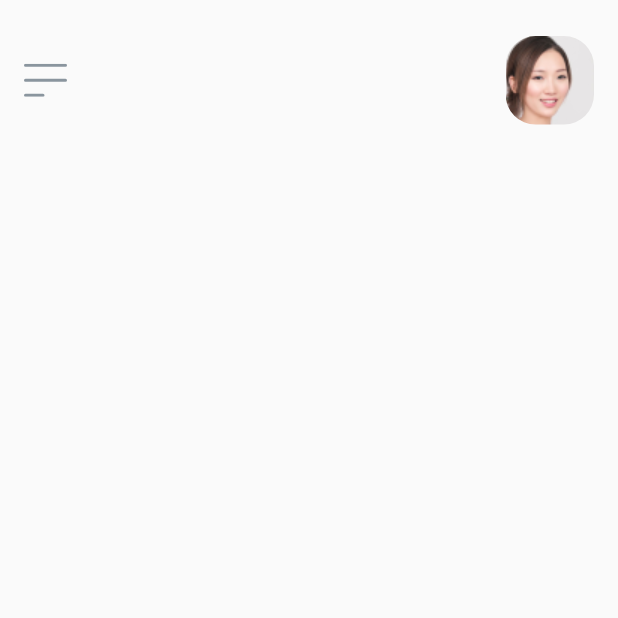
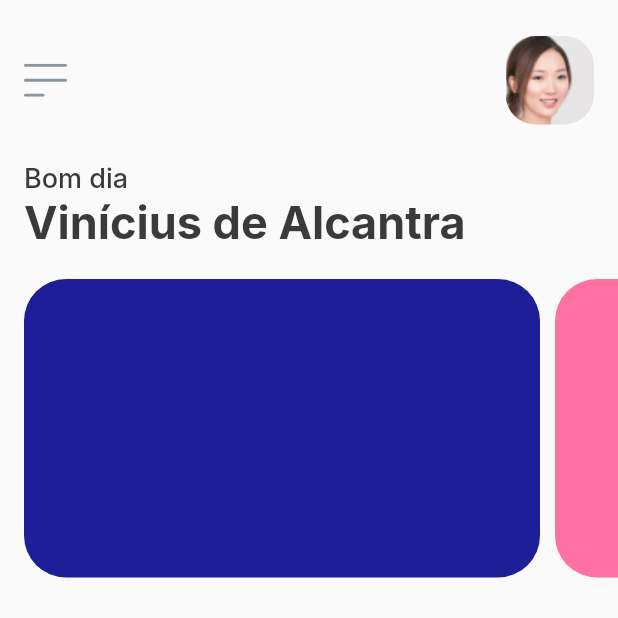
Before and after one commit to Vini03-Alcantra/GerenciadorDeGastos, a Flutter app: the screen it shows after launch, on a phone screen of 412 x 824 dp, the top half of it. Run offline on Flutter 3.47's test engine with Material 2 defaults, Android fonts, the phone set to English and light mode, and no system bars; our stand-ins replace flutter_svg, google_fonts.

Commit message:
estruturando cartões

```diff
--- /dev/null
+++ b/lib/model/card_model.dart
@@ -0,0 +1,45 @@
+class CardModel {
+  String user;
+  String cardNumber;
+  String cardExpired;
+  String cardType;
+  int cardBackground;
+  String cardElementTop;
+  String cardElementBottom;
+
+  CardModel(this.user, this.cardNumber, this.cardExpired, this.cardType,
+      this.cardBackground, this.cardElementTop, this.cardElementBottom);
+}
+
+List<CardModel> cards = cardData.map(
+  (item) => CardModel(
+    item['user'],
+    item['cardNumber'],
+    item['cardExpired'],
+    item['cardType'],
+    item['cardBackground'],
+    item['cardElementTop'],
+    item['cardElementBottom'],
+  ),
+).toList();
+
+var cardData = [
+  {
+    "user": "Amanda Alex",
+    "cardNumber": "**** **** **** 1425",
+    "cardExpired": "03-01-2023",
+    "cardType": "assets/images/mastercard_logo.png",
+    "cardBackground": 0xFF1E1E99,
+    "cardElementTop": "assets/svg/ellipse_top_pink.svg",
+    "cardElementBottom": "assets/svg/ellipse_bottom_pink.svg"
+  },
+  {
+    "user": "Amanda Alex",
+    "cardNumber": "**** **** **** 8287",
+    "cardExpired": "03-01-2025",
+    "cardType": "assets/images/mastercard_logo.png",
+    "cardBackground": 0xFFFF70A3,
+    "cardElementTop": "assets/svg/ellipse_top_blue.svg",
+    "cardElementBottom": "assets/svg/ellipse_bottom_blue.svg"
+  }
+];
--- a/lib/views/home_page.dart
+++ b/lib/views/home_page.dart
@@ -1,5 +1,8 @@
 import 'package:flutter/material.dart';
 import 'package:flutter_svg/svg.dart';
+import 'package:google_fonts/google_fonts.dart';
+import 'package:moneymanagementcomplex/constants/color_constants.dart';
+import 'package:moneymanagementcomplex/model/card_model.dart';
 
 
 class HomePage extends StatefulWidget {
@@ -44,11 +47,52 @@ class _HomePageState extends State<HomePage> {
             SizedBox(
               height: 25,
             ),
+            //Widget nome e cumprimento
+            Padding(
+              padding: EdgeInsets.only(left: 16, bottom: 20),
+              child: Column(
+                crossAxisAlignment: CrossAxisAlignment.start,
+                children: <Widget>[
+                  Text(
+                    "Bom dia",
+                    style: GoogleFonts.inter(
+                      fontSize: 18,
+                      fontWeight: FontWeight.w500,
+                      color: kBlackColor
+                    ),
+                  ),
+                  Text(
+                    "Vinícius de Alcantra",
+                    style: GoogleFonts.inter(
+                      fontSize: 30,
+                      fontWeight: FontWeight.bold,
+                      color: kBlackColor
+                    ),
+                  ),
+                ],
+              ),
+            ),
+            //Termina aqui
 
-            Column(
-              children: <Widget>[
-
-              ],
+            Container(
+              height: 199,
+              child: ListView.builder(
+                physics: ClampingScrollPhysics(),
+                scrollDirection: Axis.horizontal,
+                padding: EdgeInsets.only(left: 16, right: 6),
+                itemCount: cards.length,
+                itemBuilder: (context, index){
+                  return Container(
+                    margin: EdgeInsets.only(right: 10),
+                    height: 199,
+                    width: 344,
+                    decoration: BoxDecoration(
+                      borderRadius: BorderRadius.circular(28),
+                      color: Color(cards[index].cardBackground)
+                    )
+                  );
+                }
+              )
             )
           ],
         )
```
